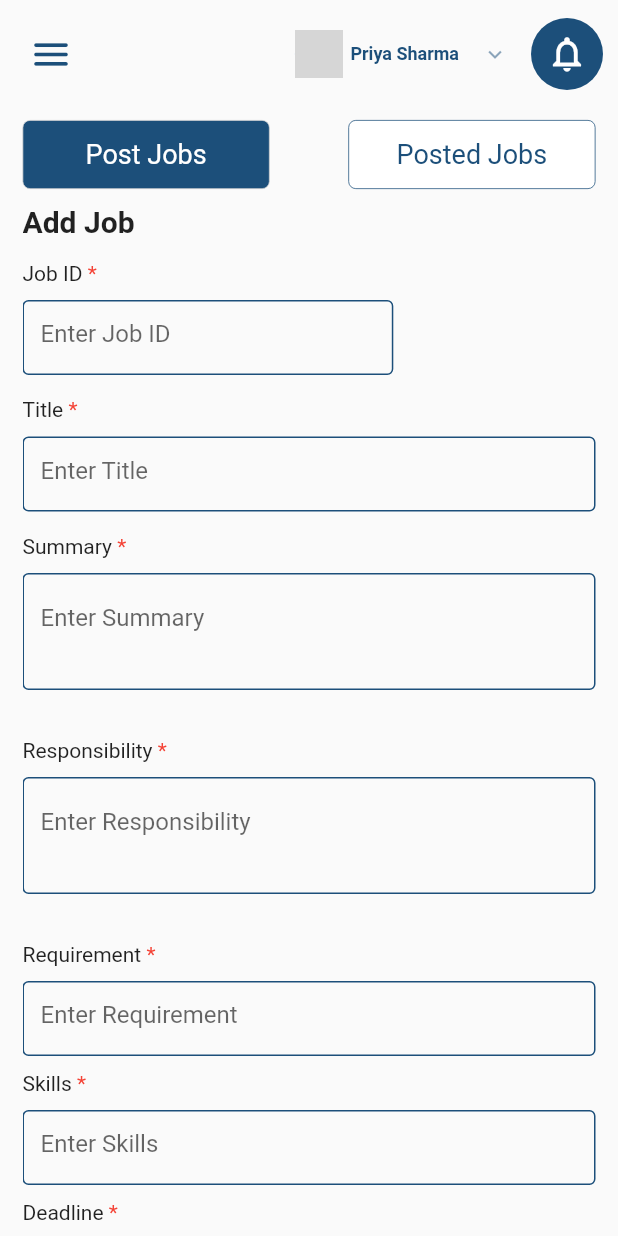
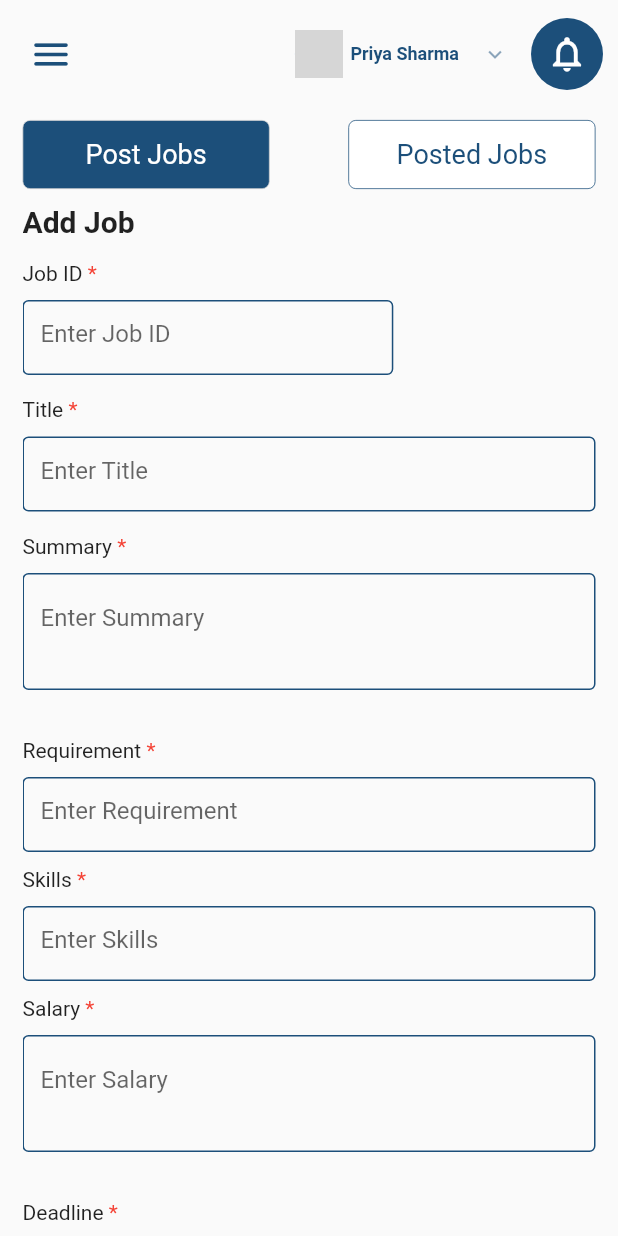
Before and after one commit to Tushar1805/recruit_me, a Flutter app: the screen it shows after launch, on a phone screen of 412 x 824 dp. Run offline on Flutter 3.47's test engine with Material 2 defaults, Android fonts, the light colour scheme and no system bars; our stand-ins replace cloud_firestore, connectivity, firebase_core, flutter_bloc, timeline_tile; accounts and stored records are empty; network calls fail; Roboto replaces fonts that are missing (roboto); grey boxes are pictures that could not be loaded.

Commit message:
Responsibility changed to salary

```diff
--- a/lib/Constants/utils.dart
+++ b/lib/Constants/utils.dart
@@ -33,7 +33,7 @@ TextStyle jobDeadlineTextStyle() {
       fontFamily: "roboto",
       fontSize: 14,
       fontWeight: FontWeight.w400,
-      color: mainColor5);
+      color: mainColor7);
 }
 
 //* Home Page Decorations
@@ -109,14 +109,13 @@ Container textField(
     width: width,
     height: lines * height,
     child: TextFormField(
-      // initialValue: "Tushar",
       onChanged: (val) {
         fun(val);
         provider.postFormValidate(
             jobId: provider.jobId,
             title: provider.title,
             summary: provider.summary,
-            responsibility: provider.responsibility,
+            salary: provider.salary,
             requirements: provider.requirements,
             skills: provider.skills,
             deadline: provider.deadline);
--- a/lib/UI/widgets/post_job.dart
+++ b/lib/UI/widgets/post_job.dart
@@ -10,8 +10,7 @@ class PostJob extends StatelessWidget {
   static TextEditingController jobIdController = TextEditingController();
   static TextEditingController titleController = TextEditingController();
   static TextEditingController summaryController = TextEditingController();
-  static TextEditingController responsibilityController =
-      TextEditingController();
+  static TextEditingController salaryController = TextEditingController();
   static TextEditingController requirementController = TextEditingController();
   static TextEditingController skillsController = TextEditingController();
   static TextEditingController deadlineController = TextEditingController();
@@ -97,21 +96,6 @@ class PostJob extends StatelessWidget {
                 fun: provider.postFormSummaryChange,
                 initValue: provider.summary),
             SizedBox(height: 10),
-            textFieldName(name: "Responsibility", compulsory: true),
-            SizedBox(
-              height: 10,
-            ),
-            textField(
-                width: width,
-                height: 50,
-                controller: responsibilityController,
-                label: "Responsibility",
-                hint: 'Enter Responsibility',
-                lines: 2,
-                provider: provider,
-                fun: provider.postFormResponsibilityChange,
-                initValue: provider.responsibility),
-            SizedBox(height: 10),
             textFieldName(name: "Requirement", compulsory: true),
             SizedBox(
               height: 10,
@@ -141,6 +125,21 @@ class PostJob extends StatelessWidget {
                 provider: provider,
                 fun: provider.postFormSkillChange,
                 initValue: provider.skills),
+            SizedBox(height: 10),
+            textFieldName(name: "Salary", compulsory: true),
+            SizedBox(
+              height: 10,
+            ),
+            textField(
+                width: width,
+                height: 50,
+                controller: salaryController,
+                label: "Salary",
+                hint: 'Enter Salary',
+                lines: 2,
+                provider: provider,
+                fun: provider.postFormSalaryChange,
+                initValue: provider.salary),
             SizedBox(height: 10),
             textFieldName(name: "Deadline", compulsory: true),
             SizedBox(
@@ -230,7 +229,7 @@ class PostJob extends StatelessWidget {
                           jobIdController.clear();
                           titleController.clear();
                           summaryController.clear();
-                          responsibilityController.clear();
+                          salaryController.clear();
                           requirementController.clear();
                           skillsController.clear();
                           deadlineController.clear();
--- a/lib/data/models/job_model.dart
+++ b/lib/data/models/job_model.dart
@@ -10,6 +10,7 @@ class Job {
   final String jobId;
   final String title;
   final String summary;
+  final String salary;
   final String responsibility;
   final String requirements;
   final String skills;
@@ -20,6 +21,7 @@ class Job {
     required this.jobId,
     required this.title,
     required this.summary,
+    required this.salary,
     required this.responsibility,
     required this.requirements,
     required this.skills,
@@ -31,7 +33,8 @@ class Job {
         jobId: json["jobID"],
         title: json["title"],
         summary: json["summary"],
-        responsibility: json["responsibility"],
+        salary: json["salary"],
+        responsibility: json['responsibility'],
         requirements: json["requirements"],
         skills: json["Skills"],
         deadline: json["deadline"],
@@ -43,6 +46,7 @@ class Job {
         "jobID": jobId,
         "title": title,
         "summary": summary,
+        "salary": salary,
         "responsibility": responsibility,
         "requirements": requirements,
         "Skills": skills,
--- a/lib/data/repositories/jobs_reposittory.dart
+++ b/lib/data/repositories/jobs_repository.dart
@@ -8,7 +8,7 @@ class JobsRepository {
     required jobId,
     required title,
     required summary,
-    required responsibility,
+    required salary,
     required requirements,
     required skills,
     required deadline,
@@ -18,7 +18,8 @@ class JobsRepository {
       "jobID": jobId,
       "title": title,
       "summary": summary,
-      "responsibility": responsibility,
+      "salary": salary,
+      "responsibility": "",
       "requirements": requirements,
       "Skills": skills,
       "deadline": deadline,
--- a/lib/logic/jobs_cubit/jobs_cubit.dart
+++ b/lib/logic/jobs_cubit/jobs_cubit.dart
@@ -1,5 +1,5 @@
 import 'package:avestan_test/data/models/job_model.dart';
-import 'package:avestan_test/data/repositories/jobs_reposittory.dart';
+import 'package:avestan_test/data/repositories/jobs_repository.dart';
 import 'package:avestan_test/logic/jobs_cubit/jobs_states.dart';
 import 'package:flutter/material.dart';
 import 'package:flutter_bloc/flutter_bloc.dart';
@@ -17,7 +17,7 @@ class JobsCubit extends Cubit<JobsState> {
   String? jobId;
   String? title;
   String? summary;
-  String? responsibility;
+  String? salary;
   String? requirements;
   String? skills;
   String? deadline;
@@ -38,8 +38,8 @@ class JobsCubit extends Cubit<JobsState> {
     this.requirements = requirements;
   }
 
-  void postFormResponsibilityChange(responsibility) {
-    this.responsibility = responsibility;
+  void postFormSalaryChange(salary) {
+    this.salary = salary;
   }
 
   void postFormSkillChange(skills) {
@@ -54,7 +54,7 @@ class JobsCubit extends Cubit<JobsState> {
     required jobId,
     required title,
     required summary,
-    required responsibility,
+    required salary,
     required requirements,
     required skills,
     required deadline,
@@ -65,8 +65,8 @@ class JobsCubit extends Cubit<JobsState> {
       emit(JobsPostFormErrorState("Please Enter the title"));
     } else if (summary == "") {
       emit(JobsPostFormErrorState("Please Enter the summary"));
-    } else if (responsibility == "") {
-      emit(JobsPostFormErrorState("Please Enter the responsibility"));
+    } else if (salary == "") {
+      emit(JobsPostFormErrorState("Please Enter the salary"));
     } else if (requirements == "") {
       emit(JobsPostFormErrorState("Please Enter the requirements"));
     } else if (skills == "") {
@@ -82,7 +82,7 @@ class JobsCubit extends Cubit<JobsState> {
     jobId = "";
     title = "";
     summary = "";
-    responsibility = "";
+    salary = "";
     requirements = "";
     skills = "";
     deadline = "";
@@ -104,7 +104,7 @@ class JobsCubit extends Cubit<JobsState> {
         jobId: jobId,
         title: title,
         summary: summary,
-        responsibility: responsibility,
+        salary: salary,
         requirements: requirements,
         skills: skills,
         deadline: deadline);
@@ -116,7 +116,7 @@ class JobsCubit extends Cubit<JobsState> {
         jobId: jobId,
         title: title,
         summary: summary,
-        responsibility: responsibility,
+        salary: salary,
         requirements: requirements,
         skills: skills,
         deadline: deadline,
@@ -126,8 +126,8 @@ class JobsCubit extends Cubit<JobsState> {
   }
 
   Future<void> getAllJobs() async {
-    emit(JobsPostFetchingtate());
+    emit(JobsPostFetchingState());
     jobs = await repository.getAllJobs();
-    emit(JobsPostFetchedtate());
+    emit(JobsPostFetchedState());
   }
 }
--- a/lib/logic/jobs_cubit/jobs_states.dart
+++ b/lib/logic/jobs_cubit/jobs_states.dart
@@ -8,8 +8,8 @@ class JobsPostSubmittingState extends JobsState {}
 
 class JobsPostedState extends JobsState{}
 
-class JobsPostFetchingtate extends JobsState {}
-class JobsPostFetchedtate extends JobsState {}
+class JobsPostFetchingState extends JobsState {}
+class JobsPostFetchedState extends JobsState {}
 
 class JobsPostFormValidState extends JobsState {}
 
```
Also changed, not shown: lib/UI/widgets/posted_jobs.dart (+37 -13 lines).
